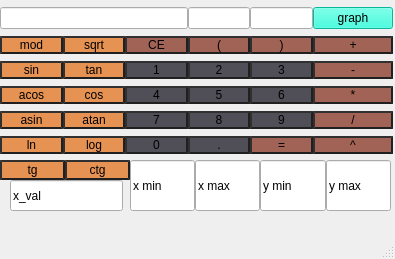
This is src/calc/mainwindow.ui in qqxasd/smart_calculator as Qt 5 draws it before an edit. The edited form follows.
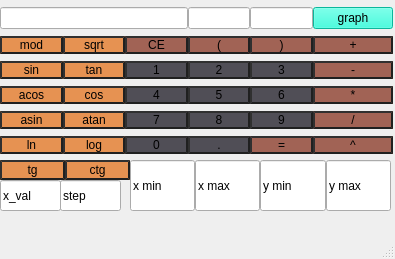
This is the edited form.

The edit to the form file:
```diff
--- a/src/calc/mainwindow.ui
+++ b/src/calc/mainwindow.ui
@@ -711,9 +711,9 @@
    <widget class="QLineEdit" name="lineEdit">
     <property name="geometry">
      <rect>
-      <x>10</x>
+      <x>0</x>
       <y>180</y>
-      <width>113</width>
+      <width>61</width>
       <height>31</height>
      </rect>
     </property>
@@ -721,6 +721,19 @@
      <string>x_val</string>
     </property>
    </widget>
+   <widget class="QLineEdit" name="graph_step">
+    <property name="geometry">
+     <rect>
+      <x>60</x>
+      <y>180</y>
+      <width>61</width>
+      <height>31</height>
+     </rect>
+    </property>
+    <property name="text">
+     <string>step</string>
+    </property>
+   </widget>
   </widget>
   <widget class="QMenuBar" name="menubar">
    <property name="geometry">
```
Left out of the diff: 2 changed lines with no effect on the pictures.
